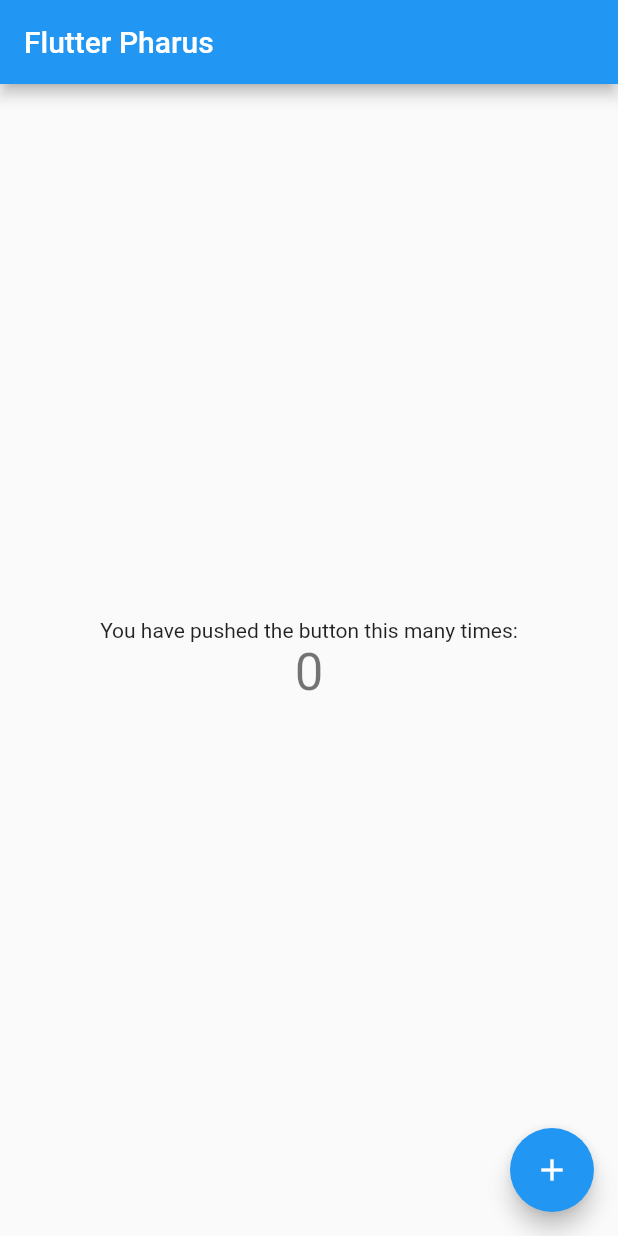
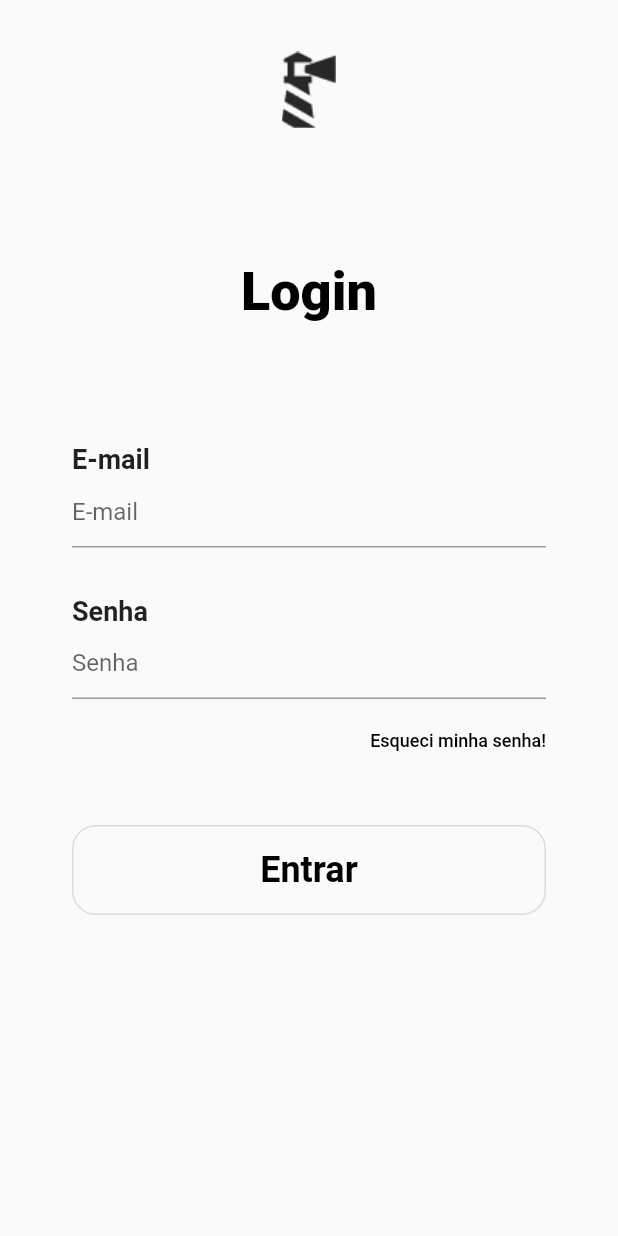
Before and after one commit to PedroDCS/pharus, a Flutter app: the screen it shows after launch, on a phone screen of 412 x 824 dp. Run offline on Flutter 3.47's test engine with Material 2 defaults, Android fonts, the phone set to English and light mode, and no system bars; our stand-ins replace dartz, equatable, flutter_modular.

Commit message:
Task 003 Tela de Login

```diff
--- a/lib/app/app_module.dart
+++ b/lib/app/app_module.dart
@@ -1,4 +1,5 @@
 import 'package:flutter_modular/flutter_modular.dart';
+import 'package:pharus/app/modules/auth/auth_module.dart';
 import 'modules/counter/counter_module.dart';
 import 'modules/splash/splash_module.dart';
 
@@ -10,5 +11,6 @@
   List<ModularRoute> get routes => [
         ModuleRoute('/', module: SplashModule()),
         ModuleRoute('/counter', module: CounterModule()),
+        ModuleRoute('/auth', module: AuthModule()),
       ];
 }
--- /dev/null
+++ b/lib/app/modules/auth/auth_module.dart
@@ -0,0 +1,13 @@
+import 'package:flutter_modular/flutter_modular.dart';
+import 'presentation/pages/login_page/controller/login_page_controller.dart';
+import 'presentation/pages/login_page/login_page.dart';
+
+class AuthModule extends Module {
+  @override
+  List<Bind> get binds => [
+        Bind.factory((i) => LoginPageController()),
+      ];
+  @override
+  List<ModularRoute> get routes =>
+      [ChildRoute('/', child: (context, args) => const LoginPage())];
+}
--- /dev/null
+++ b/lib/app/modules/auth/presentation/pages/login_page/controller/login_page_controller.dart
@@ -0,0 +1,43 @@
+// ignore_for_file: avoid_print
+
+import 'package:flutter/cupertino.dart';
+
+class LoginPageController {
+  TextEditingController emailController = TextEditingController();
+  TextEditingController passwordController = TextEditingController();
+
+  bool validacao(String email, String password) {
+    print(password.length);
+    if (email.isEmpty) {
+      return false;
+    }
+
+    if (password.isEmpty) {
+      //TODO validacao da senha
+      return false;
+    }
+
+    if (!RegExp(
+            r"^[a-zA-Z0-9.a-zA-Z0-9.!#$%&'*+-/=?^_`{|}~]+@[a-zA-Z0-9]+\.[a-zA-Z]+")
+        .hasMatch(email)) {
+      return false;
+    }
+
+    if (!RegExp(r"^(?=.*\d)(?=.*[a-z])(?=.*[A-Z])[0-9a-zA-Z$*&@#]{8,32}$")
+        .hasMatch(password)) {
+      print("object");
+      return false;
+    }
+    return true;
+  }
+
+  void login() {
+    //validação
+    if (!validacao(emailController.text, passwordController.text)) {
+      print("Deu Errado");
+      return;
+    }
+
+    print("tudo certo");
+  }
+}
--- /dev/null
+++ b/lib/app/modules/auth/presentation/pages/login_page/login_page.dart
@@ -0,0 +1,80 @@
+import 'package:flutter/material.dart';
+import 'package:flutter_modular/flutter_modular.dart';
+import 'controller/login_page_controller.dart';
+import 'widgets/get_in_button_widget.dart';
+import 'widgets/login_input_area_widget.dart';
+
+class LoginPage extends StatefulWidget {
+  const LoginPage({Key? key}) : super(key: key);
+
+  @override
+  State<LoginPage> createState() => _LoginPageState();
+}
+
+class _LoginPageState extends ModularState<LoginPage, LoginPageController> {
+  @override
+  Widget build(BuildContext context) {
+    return Scaffold(
+      body: SingleChildScrollView(
+        physics: const ScrollPhysics(),
+        child: Padding(
+            padding: const EdgeInsets.fromLTRB(48, 34.33, 48, 10),
+            child: Column(
+              mainAxisAlignment: MainAxisAlignment.start,
+              crossAxisAlignment: CrossAxisAlignment.start,
+              children: [
+                Container(
+                    padding: const EdgeInsets.only(bottom: 88.33),
+                    alignment: Alignment.center,
+                    child: Image.asset('assets/images/pharos_icon.png',
+                        height: 51.33, width: 36.56)),
+                Container(
+                  alignment: Alignment.center,
+                  child: const Text(
+                    'Login',
+                    style: TextStyle(
+                        color: Colors.black,
+                        fontSize: 36,
+                        fontWeight: FontWeight.w800),
+                  ),
+                ),
+                Padding(
+                  padding: const EdgeInsets.only(top: 80),
+                  child: LoginInputAreaWidget(
+                    areaName: 'E-mail',
+                    control: controller.emailController,
+                  ),
+                ),
+                Padding(
+                  padding: const EdgeInsets.only(top: 32),
+                  child: LoginInputAreaWidget(
+                    areaName: 'Senha',
+                    obscureText: true,
+                    control: controller.passwordController,
+                  ),
+                ),
+                Container(
+                  alignment: Alignment.centerRight,
+                  child: TextButton(
+                    style: ButtonStyle(
+                      padding: MaterialStateProperty.all(
+                        const EdgeInsets.fromLTRB(0, 8, 0, 0),
+                      ),
+                    ),
+                    onPressed: () {},
+                    child: const Text("Esqueci minha senha!",
+                        style: TextStyle(color: Colors.black, fontSize: 12)),
+                  ),
+                ),
+                Padding(
+                  padding: const EdgeInsets.only(top: 36.0),
+                  child: GetInButtonWidget(login: () {
+                    controller.login();
+                  }),
+                ),
+              ],
+            )),
+      ),
+    );
+  }
+}
--- /dev/null
+++ b/lib/app/modules/auth/presentation/pages/login_page/widgets/get_in_button_widget.dart
@@ -0,0 +1,31 @@
+import 'package:flutter/material.dart';
+
+class GetInButtonWidget extends StatelessWidget {
+  final Function login;
+  const GetInButtonWidget({
+    Key? key,
+    required this.login,
+  }) : super(key: key);
+
+  @override
+  Widget build(BuildContext context) {
+    return OutlinedButton(
+      onPressed: () {
+        login();
+      },
+      style: OutlinedButton.styleFrom(
+        minimumSize: const Size.fromHeight(60),
+        primary: Colors.black,
+        padding: const EdgeInsets.symmetric(horizontal: 28.5, vertical: 16),
+        shape: RoundedRectangleBorder(
+          borderRadius: BorderRadius.circular(16.0),
+        ),
+      ),
+      child: const Text(
+        "Entrar",
+        style: TextStyle(
+            fontSize: 24, fontWeight: FontWeight.w700, color: Colors.black),
+      ),
+    );
+  }
+}
--- /dev/null
+++ b/lib/app/modules/auth/presentation/pages/login_page/widgets/login_input_area_widget.dart
@@ -0,0 +1,38 @@
+import 'package:flutter/material.dart';
+
+class LoginInputAreaWidget extends StatelessWidget {
+  final String areaName;
+  final bool obscureText;
+  final TextEditingController control;
+
+  const LoginInputAreaWidget({
+    Key? key,
+    required this.areaName,
+    this.obscureText = false,
+    required this.control,
+  }) : super(key: key);
+
+  @override
+  Widget build(BuildContext context) {
+    return Column(
+      mainAxisAlignment: MainAxisAlignment.start,
+      crossAxisAlignment: CrossAxisAlignment.start,
+      children: [
+        Text(
+          areaName,
+          style: const TextStyle(
+            fontSize: 18,
+            fontWeight: FontWeight.w600,
+          ),
+        ),
+        TextField(
+          controller: control,
+          obscureText: obscureText,
+          decoration: InputDecoration(
+            hintText: areaName,
+          ),
+        ),
+      ],
+    );
+  }
+}
--- a/lib/app/modules/splash/presentation/pages/splash/splash_controller.dart
+++ b/lib/app/modules/splash/presentation/pages/splash/splash_controller.dart
@@ -3,7 +3,7 @@
 
 class SplashController {
   void navigationToNextPage() {
-    Modular.to.navigate('/counter/');
+    Modular.to.navigate('/auth/');
   }
 
   startSplashScreenTimer() async {
--- a/lib/app/modules/splash/presentation/pages/splash/splash_page.dart
+++ b/lib/app/modules/splash/presentation/pages/splash/splash_page.dart
@@ -28,7 +28,7 @@
           mainAxisAlignment: MainAxisAlignment.center,
           children: [
             Image.asset(
-              'images/logo_ioasys.png',
+              'assets/images/logo_ioasys.png',
             ),
             const Padding(
               padding: EdgeInsets.only(top: 20),
--- a/pubspec.yaml
+++ b/pubspec.yaml
@@ -27,4 +27,4 @@
 
   # To add assets to your application, add an assets section, like this:
   assets:
-    - images/
+    - assets/images/
```
Also changed, not shown: assets/images/logo_ioasys.png (renamed from images/logo_ioasys.png), assets/images/pharos_icon.png (added).
